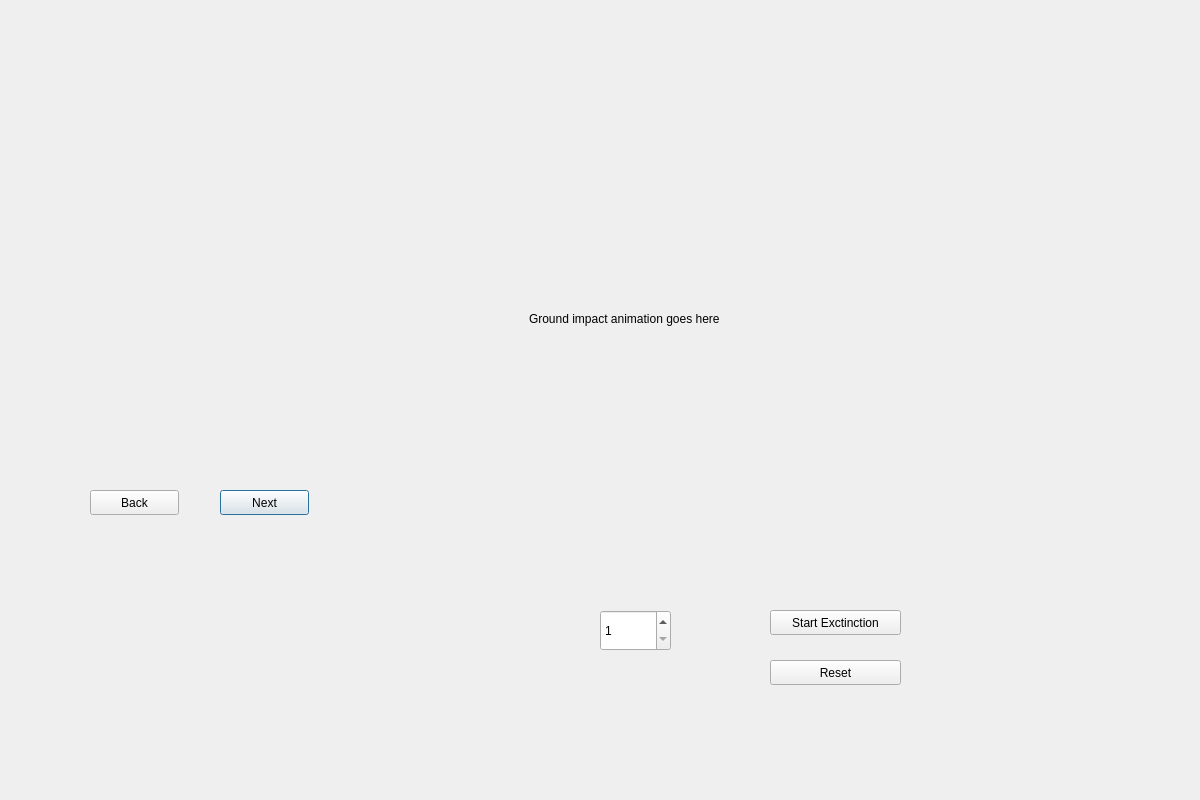
robertche54/a8-an-educational-app-f18, file meteorslide2.ui: the form before one commit.
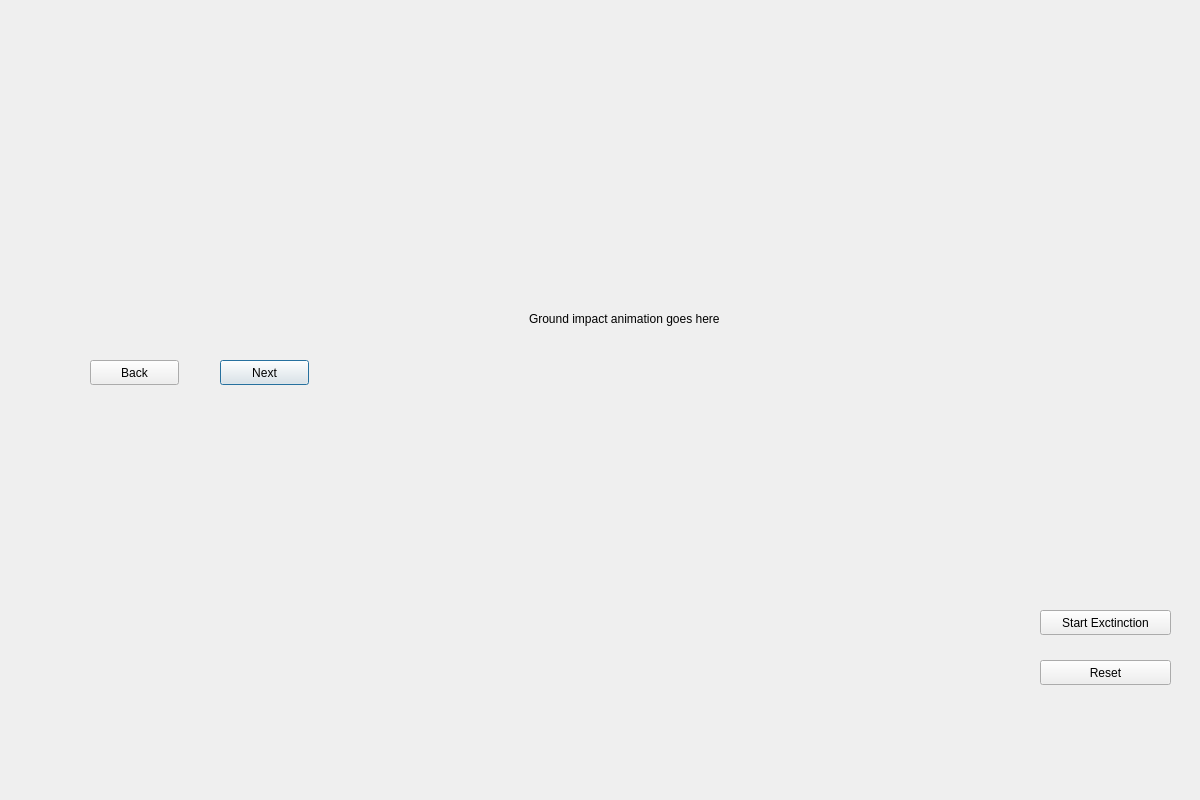
The form after the commit. Icons and pictures are not drawn.

Commit message: added images.qrc for stylesheets in the ui. unable to get mobs to pull same images to prevent absolute path names from being used

What changed in the file:
```diff
--- a/meteorslide2.ui
+++ b/meteorslide2.ui
@@ -23,7 +23,7 @@
    <property name="geometry">
     <rect>
      <x>220</x>
-     <y>490</y>
+     <y>360</y>
      <width>89</width>
      <height>25</height>
     </rect>
@@ -35,16 +35,16 @@
   <widget class="QLabel" name="TextLabel">
    <property name="geometry">
     <rect>
-     <x>40</x>
-     <y>150</y>
-     <width>600</width>
-     <height>500</height>
+     <x>20</x>
+     <y>130</y>
+     <width>400</width>
+     <height>200</height>
     </rect>
    </property>
    <property name="minimumSize">
     <size>
-     <width>600</width>
-     <height>500</height>
+     <width>200</width>
+     <height>200</height>
     </size>
    </property>
    <property name="text">
@@ -77,7 +77,7 @@
    <property name="geometry">
     <rect>
      <x>90</x>
-     <y>490</y>
+     <y>360</y>
      <width>89</width>
      <height>25</height>
     </rect>
@@ -105,7 +105,7 @@
   <widget class="QPushButton" name="startButton">
    <property name="geometry">
     <rect>
-     <x>770</x>
+     <x>1040</x>
      <y>610</y>
      <width>131</width>
      <height>25</height>
@@ -118,7 +118,7 @@
   <widget class="QPushButton" name="reset">
    <property name="geometry">
     <rect>
-     <x>770</x>
+     <x>1040</x>
      <y>660</y>
      <width>131</width>
      <height>25</height>
@@ -128,20 +128,158 @@
     <string>Reset</string>
    </property>
   </widget>
-  <widget class="QSpinBox" name="dinoSelect">
+  <widget class="QPushButton" name="TRexButton">
    <property name="geometry">
     <rect>
-     <x>600</x>
-     <y>610</y>
-     <width>71</width>
-     <height>41</height>
+     <x>20</x>
+     <y>640</y>
+     <width>120</width>
+     <height>100</height>
     </rect>
    </property>
-   <property name="minimum">
-    <number>1</number>
+   <property name="styleSheet">
+    <string notr="true">#TRexButton{
+background-color: transparent;
+border-image: url(:items/landDinos/TRex.png);
+background : none;
+border: none;
+background-repeat: none;
+}</string>
    </property>
-   <property name="maximum">
-    <number>7</number>
+   <property name="text">
+    <string/>
+   </property>
+  </widget>
+  <widget class="QPushButton" name="dino2Button">
+   <property name="geometry">
+    <rect>
+     <x>160</x>
+     <y>640</y>
+     <width>120</width>
+     <height>100</height>
+    </rect>
+   </property>
+   <property name="styleSheet">
+    <string notr="true">#dino2Button{
+background-color: transparent;
+border-image: url(:items/landDinos/dino2.png);
+background : none;
+border: none;
+background-repeat: none;
+}</string>
+   </property>
+   <property name="text">
+    <string/>
+   </property>
+  </widget>
+  <widget class="QPushButton" name="pteranButton">
+   <property name="geometry">
+    <rect>
+     <x>290</x>
+     <y>640</y>
+     <width>120</width>
+     <height>100</height>
+    </rect>
+   </property>
+   <property name="styleSheet">
+    <string notr="true">#pteranButton{
+background-color: transparent;
+border-image: url(:items/landDinos/pteranodon.png);
+background : none;
+border: none;
+background-repeat: none;
+}</string>
+   </property>
+   <property name="text">
+    <string/>
+   </property>
+  </widget>
+  <widget class="QPushButton" name="rockButton">
+   <property name="geometry">
+    <rect>
+     <x>420</x>
+     <y>640</y>
+     <width>120</width>
+     <height>100</height>
+    </rect>
+   </property>
+   <property name="styleSheet">
+    <string notr="true">#rockButton{
+background-color: transparent;
+border-image: url(:items/landDinos/rock.png);
+background : none;
+border: none;
+background-repeat: none;
+}</string>
+   </property>
+   <property name="text">
+    <string/>
+   </property>
+  </widget>
+  <widget class="QPushButton" name="screamingDino">
+   <property name="geometry">
+    <rect>
+     <x>550</x>
+     <y>640</y>
+     <width>120</width>
+     <height>100</height>
+    </rect>
+   </property>
+   <property name="styleSheet">
+    <string notr="true">#screamingDino{
+background-color: transparent;
+border-image: url(:items/landDinos/screamingDino.png);
+background : none;
+border: none;
+background-repeat: none;
+}</string>
+   </property>
+   <property name="text">
+    <string/>
+   </property>
+  </widget>
+  <widget class="QPushButton" name="spikeyButton">
+   <property name="geometry">
+    <rect>
+     <x>680</x>
+     <y>640</y>
+     <width>120</width>
+     <height>100</height>
+    </rect>
+   </property>
+   <property name="styleSheet">
+    <string notr="true">#spikeyButton{
+background-color: transparent;
+border-image: url(:items/landDinos/spikey.png);
+background : none;
+border: none;
+background-repeat: none;
+}</string>
+   </property>
+   <property name="text">
+    <string/>
+   </property>
+  </widget>
+  <widget class="QPushButton" name="treeButton">
+   <property name="geometry">
+    <rect>
+     <x>810</x>
+     <y>640</y>
+     <width>120</width>
+     <height>100</height>
+    </rect>
+   </property>
+   <property name="styleSheet">
+    <string notr="true">#treeButton{
+background-color: transparent;
+border-image: url(:items/landDinos/tree.png);
+background : none;
+border: none;
+background-repeat: none;
+}</string>
+   </property>
+   <property name="text">
+    <string/>
    </property>
   </widget>
   <zorder>backLabel</zorder>
```
Left out of the diff: 8 changed lines with no effect on the pictures. The commit also changes 4 other files.
